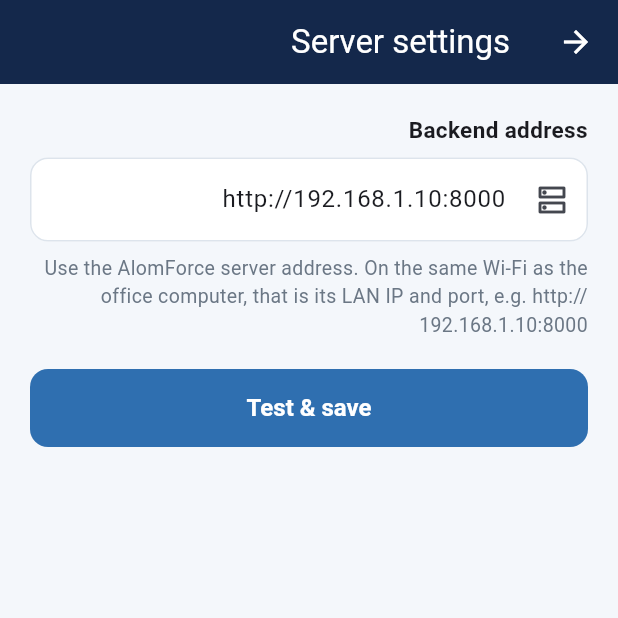
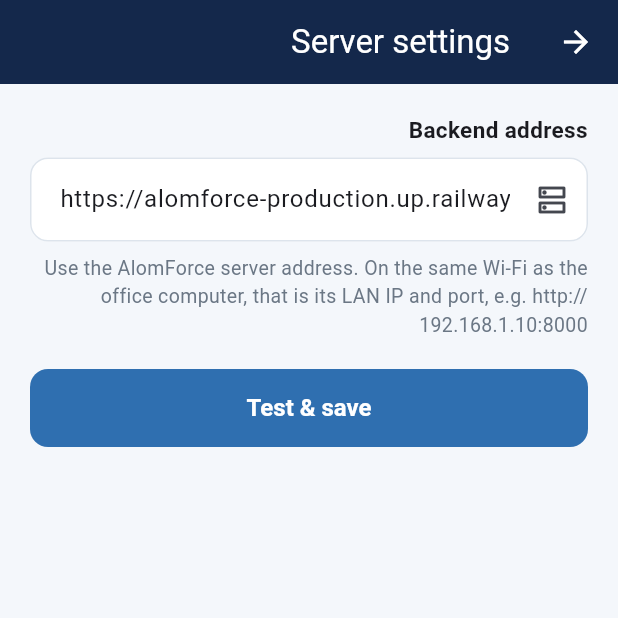
Before and after one commit to mohamedKf/alomforce_phone, a Flutter app: the screen it shows after launch, after a tap on "Server settings", on a phone screen of 412 x 824 dp, the top half of it. Run offline on Flutter 3.47's test engine with Material 3 defaults, Android fonts, the phone set to English and light mode, and no system bars; our stand-ins replace flutter_secure_storage; missing offline and left inert: mobile_scanner; network calls fail.

```diff
--- a/lib/config.dart
+++ b/lib/config.dart
@@ -4,8 +4,15 @@
 // screen (tap the gear on the login page). The API base is serverUrl + '/api'.
 
 class Config {
-  // A phone can't reach the desktop's 127.0.0.1 — point at the machine's LAN
-  // IP for development. Editable in-app and persisted.
-  static const String defaultServerUrl = 'http://192.168.1.10:8000';
+  // The deployed backend on Railway. A device with no saved server setting
+  // starts here, so a fresh install works without anyone typing a LAN IP.
+  //
+  // For local development point this at the machine's LAN IP instead (a phone
+  // cannot reach the desktop's 127.0.0.1), e.g. http://192.168.1.10:8001 —
+  // or leave it and override on the server-settings screen, which persists.
+  // Note iOS blocks plain http:// by default, so a LAN override needs an ATS
+  // exception; the https Railway URL does not.
+  static const String defaultServerUrl =
+      'https://alomforce-production.up.railway.app';
   static const String currency = '₪';
 }
--- a/lib/screens/login_screen.dart
+++ b/lib/screens/login_screen.dart
@@ -56,8 +56,18 @@
               constraints: BoxConstraints(minHeight: box.maxHeight),
               child: Padding(
                 padding: const EdgeInsets.symmetric(horizontal: 24),
+                // The sign-in card is capped and centred rather than filling
+                // the width: stretched across a tablet the fields run the whole
+                // screen, which reads as a form that lost its layout. Phones
+                // are narrower than the cap, so they are unaffected.
+                child: Center(
+                  child: ConstrainedBox(
+                    constraints: const BoxConstraints(maxWidth: 420),
                     child: Column(
                       mainAxisAlignment: MainAxisAlignment.center,
+                      // Stretch inside the cap so the card fills the 420 rather
+                      // than shrinking to its intrinsic width.
+                      crossAxisAlignment: CrossAxisAlignment.stretch,
                       children: [
                         const SizedBox(height: 40),
                         _brand(),
@@ -73,6 +83,8 @@
                         ),
                         const SizedBox(height: 24),
                       ],
+                    ),
+                  ),
                 ),
               ),
             ),
--- a/lib/screens/orders/new_order_screen.dart
+++ b/lib/screens/orders/new_order_screen.dart
@@ -108,6 +108,12 @@
     try {
       final order = await api.post('/orders/', {
         'client': _client!['id'],
+        // Confirmed, not the model's default draft. An order typed here is a
+        // real order the shop has taken, and the warehouse prepare screen only
+        // lists confirmed/picking/ready/out_for_delivery/delivered -- a draft
+        // is invisible on every one of its tabs, so it would look like the
+        // order was never created. Drafts stay a desktop concept.
+        'status': 'confirmed',
         'lines': _lines
             .map((l) => {
                   'profile': l['profile'],
```
Also changed, not shown: lib/screens/warehouse/order_prepare_screen.dart (+5 -2 lines). Lines whose indentation alone changed are shown as unchanged.
